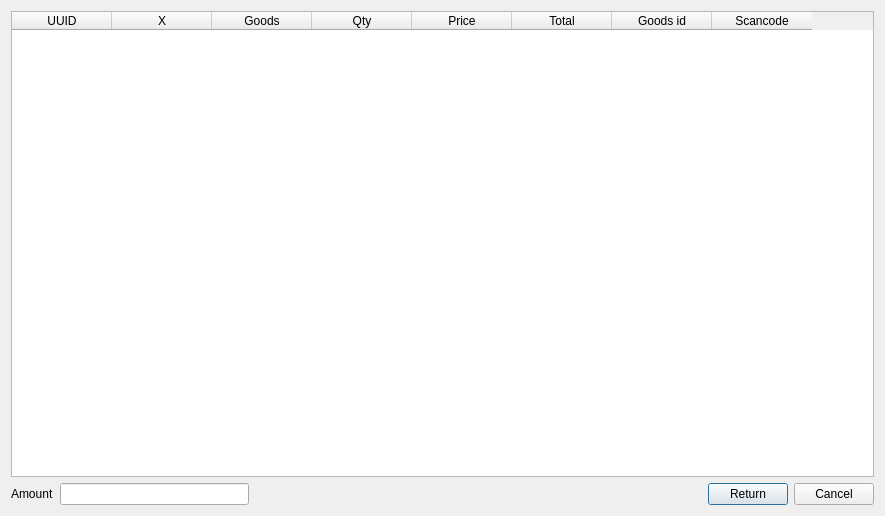
The window that Shop/vieworder.ui (End1-1/Cafe5) describes before a commit, drawn with Qt 5.
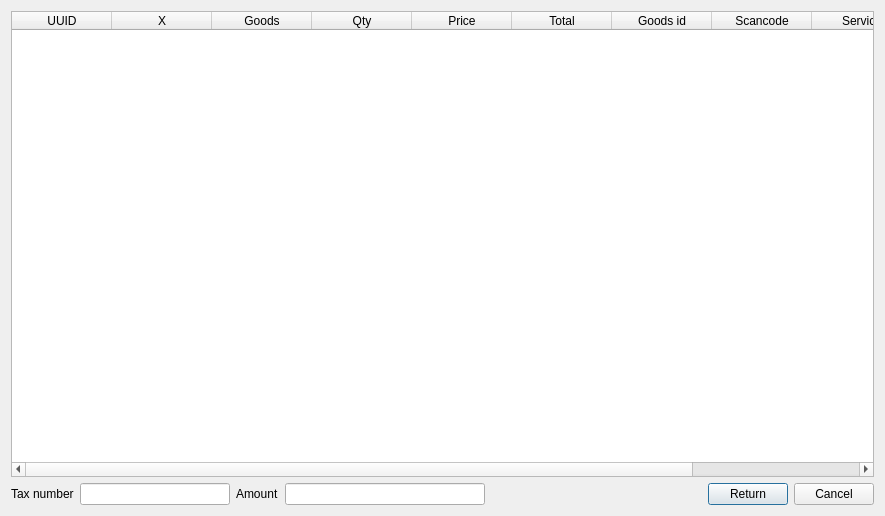
The same window after the commit. Custom widgets are drawn as their Qt base class.

```diff
--- a/Shop/vieworder.ui
+++ b/Shop/vieworder.ui
@@ -59,6 +59,16 @@
        <string>Scancode</string>
       </property>
      </column>
+     <column>
+      <property name="text">
+       <string>Service</string>
+      </property>
+     </column>
+     <column>
+      <property name="text">
+       <string>Returned</string>
+      </property>
+     </column>
     </widget>
    </item>
    <item>
@@ -76,6 +86,32 @@
       <property name="bottomMargin">
        <number>0</number>
       </property>
+      <item>
+       <widget class="QLabel" name="label_2">
+        <property name="text">
+         <string>Tax number</string>
+        </property>
+       </widget>
+      </item>
+      <item>
+       <widget class="C5LineEdit" name="leTaxNumber">
+        <property name="minimumSize">
+         <size>
+          <width>150</width>
+          <height>0</height>
+         </size>
+        </property>
+        <property name="maximumSize">
+         <size>
+          <width>150</width>
+          <height>16777215</height>
+         </size>
+        </property>
+        <property name="readOnly">
+         <bool>true</bool>
+        </property>
+       </widget>
+      </item>
       <item>
        <widget class="QLabel" name="label">
         <property name="text">
@@ -85,6 +121,12 @@
       </item>
       <item>
        <widget class="C5LineEdit" name="leAmount">
+        <property name="minimumSize">
+         <size>
+          <width>200</width>
+          <height>0</height>
+         </size>
+        </property>
         <property name="maximumSize">
          <size>
           <width>200</width>
```
